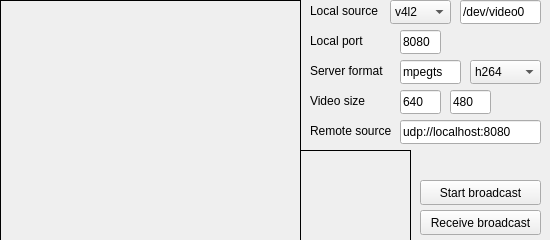
Before: the Qt Designer form mainwindow.ui in projedi/videochat, drawn with Qt 5.
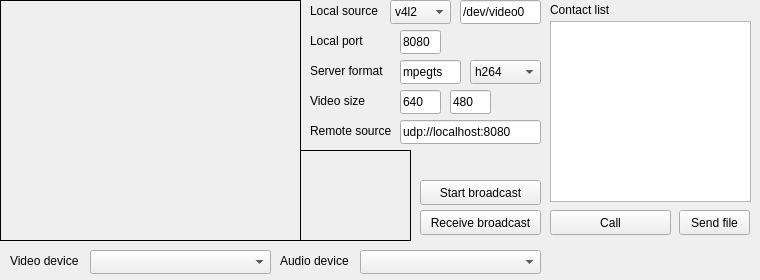
After: the same form once the commit is applied.

What changed in the file:
```diff
--- a/mainwindow.ui
+++ b/mainwindow.ui
@@ -6,8 +6,8 @@
    <rect>
     <x>0</x>
     <y>0</y>
-    <width>550</width>
-    <height>240</height>
+    <width>760</width>
+    <height>280</height>
    </rect>
   </property>
   <property name="windowTitle">
@@ -265,6 +265,101 @@
      </property>
     </item>
    </widget>
+   <widget class="QListWidget" name="listWidget">
+    <property name="geometry">
+     <rect>
+      <x>550</x>
+      <y>21</y>
+      <width>201</width>
+      <height>181</height>
+     </rect>
+    </property>
+   </widget>
+   <widget class="QLabel" name="label_6">
+    <property name="geometry">
+     <rect>
+      <x>550</x>
+      <y>0</y>
+      <width>81</width>
+      <height>20</height>
+     </rect>
+    </property>
+    <property name="text">
+     <string>Contact list</string>
+    </property>
+   </widget>
+   <widget class="QPushButton" name="pushButton">
+    <property name="geometry">
+     <rect>
+      <x>550</x>
+      <y>210</y>
+      <width>121</width>
+      <height>25</height>
+     </rect>
+    </property>
+    <property name="text">
+     <string>Call</string>
+    </property>
+   </widget>
+   <widget class="QPushButton" name="pushButton_2">
+    <property name="geometry">
+     <rect>
+      <x>679</x>
+      <y>210</y>
+      <width>71</width>
+      <height>25</height>
+     </rect>
+    </property>
+    <property name="text">
+     <string>Send file</string>
+    </property>
+   </widget>
+   <widget class="QLabel" name="label_8">
+    <property name="geometry">
+     <rect>
+      <x>10</x>
+      <y>250</y>
+      <width>81</width>
+      <height>21</height>
+     </rect>
+    </property>
+    <property name="text">
+     <string>Video device</string>
+    </property>
+   </widget>
+   <widget class="QComboBox" name="comboBox">
+    <property name="geometry">
+     <rect>
+      <x>90</x>
+      <y>250</y>
+      <width>181</width>
+      <height>24</height>
+     </rect>
+    </property>
+   </widget>
+   <widget class="QLabel" name="label_9">
+    <property name="geometry">
+     <rect>
+      <x>280</x>
+      <y>250</y>
+      <width>81</width>
+      <height>21</height>
+     </rect>
+    </property>
+    <property name="text">
+     <string>Audio device</string>
+    </property>
+   </widget>
+   <widget class="QComboBox" name="comboBox_2">
+    <property name="geometry">
+     <rect>
+      <x>360</x>
+      <y>250</y>
+      <width>181</width>
+      <height>24</height>
+     </rect>
+    </property>
+   </widget>
   </widget>
  </widget>
  <layoutdefault spacing="6" margin="11"/>
```
